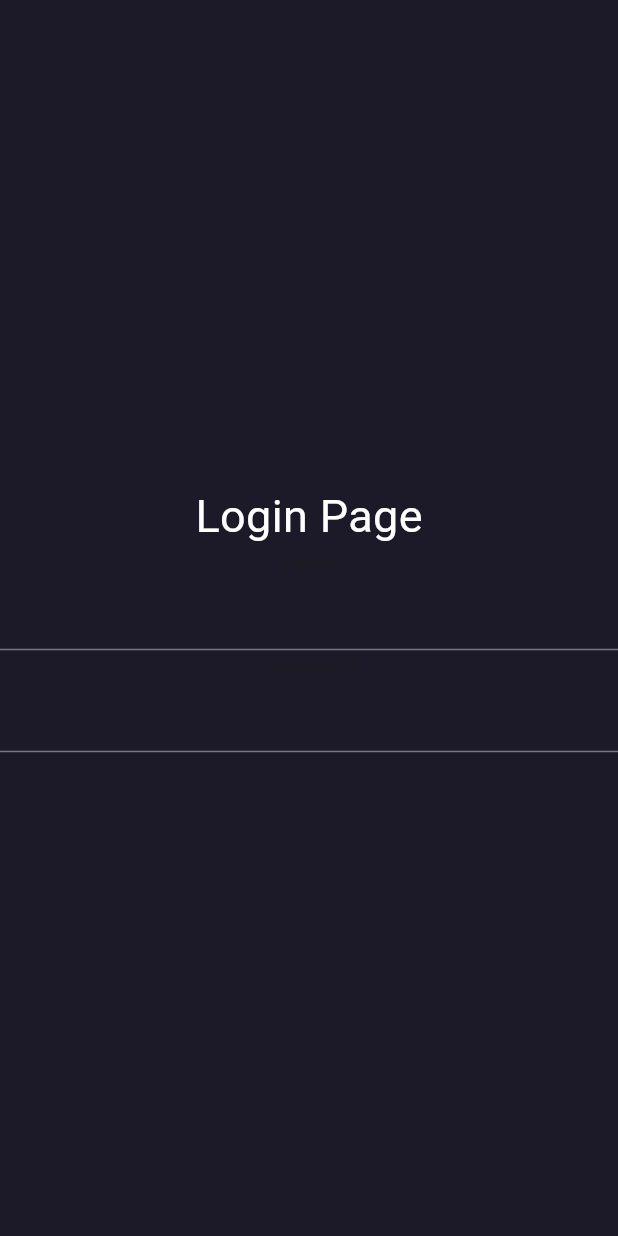
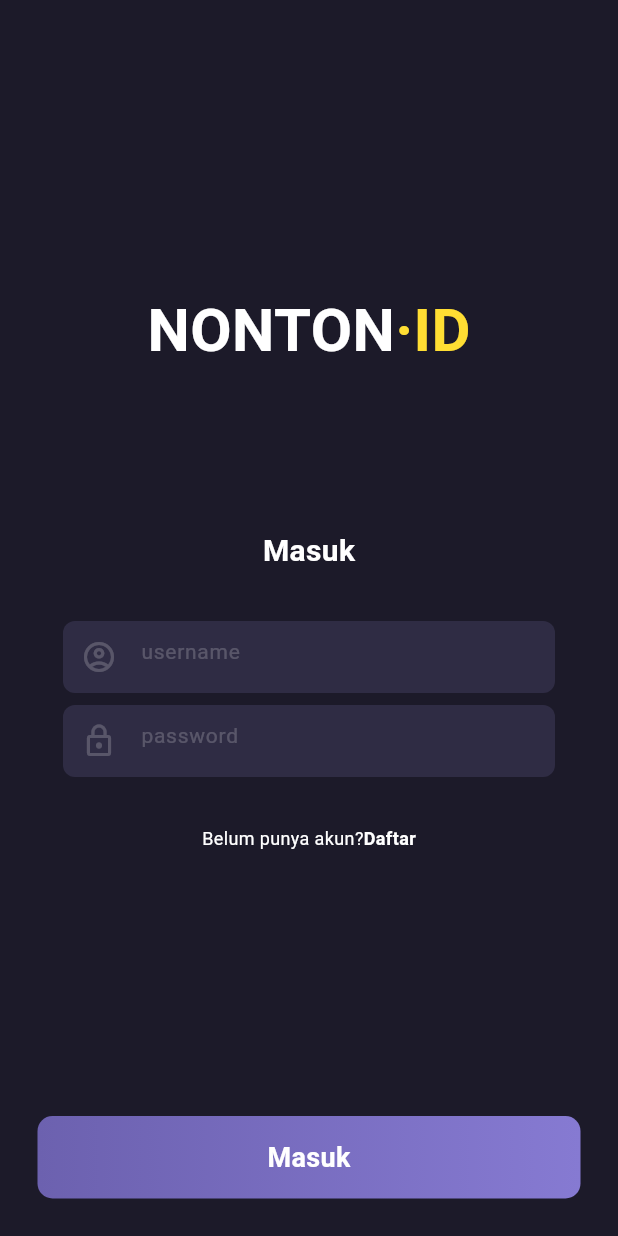
Before and after one commit to IzraelAA/final_project_edspert, a Flutter app: the LoginPage screen opened directly, on a phone screen of 412 x 824 dp. Run offline on Flutter 3.47's test engine with Material 3 defaults, Android fonts, the phone set to English and light mode, and no system bars.

```diff
--- a/lib/screen/login_page.dart
+++ b/lib/screen/login_page.dart
@@ -8,26 +8,135 @@ class LoginPage extends StatelessWidget {
   @override
   Widget build(BuildContext context) {
     return Scaffold(
-      body: Column(
-        mainAxisAlignment: MainAxisAlignment.center,
-        crossAxisAlignment: CrossAxisAlignment.center,
-        children: [
-          InkWell(
-            onTap: () {},
-            child: const Text(
-              'Login Page',
-              style: TextStyle(color: Colors.white, fontSize: 30),
+      body: SafeArea(
+        child: Stack(
+          children: [
+            SingleChildScrollView(
+              child: Column(
+                mainAxisAlignment: MainAxisAlignment.start,
+                crossAxisAlignment: CrossAxisAlignment.center,
+                children: [
+                  const SizedBox(
+                    height: 192,
+                  ),
+                  const Row(
+                    mainAxisAlignment: MainAxisAlignment.center,
+                    children: [
+                      Text(
+                        "NONTON",
+                        style: TextStyle(
+                            color: Colors.white,
+                            fontSize: 40,
+                            fontWeight: FontWeight.w700),
+                      ),
+                      Text(
+                        "·ID",
+                        style: TextStyle(
+                            color: Color(0xffFFDE33),
+                            fontSize: 40,
+                            fontWeight: FontWeight.w700),
+                      ),
+                    ],
+                  ),
+                  const SizedBox(
+                    height: 104,
+                  ),
+                  const Text(
+                    "Masuk",
+                    style: TextStyle(
+                      color: Colors.white,
+                      fontSize: 20,
+                      fontWeight: FontWeight.w700,
+                    ),
+                  ),
+                  const SizedBox(
+                    height: 32,
+                  ),
+                  _textField("username", Icons.account_circle_outlined),
+                  const SizedBox(
+                    height: 8,
+                  ),
+                  _textField("password", Icons.lock_outline),
+                  const SizedBox(
+                    height: 32,
+                  ),
+                  const Row(
+                    mainAxisAlignment: MainAxisAlignment.center,
+                    children: [
+                      Text("Belum punya akun?",
+                          style: TextStyle(
+                            color: Colors.white,
+                            fontSize: 12,
+                            fontWeight: FontWeight.w400,
+                          )),
+                      Text("Daftar",
+                          style: TextStyle(
+                            color: Colors.white,
+                            fontSize: 12,
+                            fontWeight: FontWeight.w700,
+                          )),
+                    ],
+                  ),
+                  const SizedBox(
+                    height: 120,
+                  ),
+                ],
+              ),
             ),
+
+            Align(
+              alignment: Alignment.bottomCenter,
+              child: Container(
+                width: double.infinity,
+                height: 55,
+                margin: const EdgeInsets.symmetric(horizontal: 25,vertical: 25),
+                padding: const EdgeInsets.symmetric(vertical: 15),
+                decoration: BoxDecoration(
+                    borderRadius: BorderRadius.circular(10),
+                    gradient: const LinearGradient(colors: [
+                      Color(0xff6C61AF),
+                      Color(0xff867AD2),
+                    ])),
+                child: const Center(
+                  child: Text(
+                    "Masuk",
+                    style: TextStyle(
+                        color: Colors.white,
+                        fontSize: 18,
+                        fontWeight: FontWeight.w600),
+                  ),
+                ),
+              ),
+            ),
+          ],
+        ),
+      ),
+    );
+  }
+  Widget _textField(String hintText,IconData icon){
+    return Container(
+      margin: const EdgeInsets.symmetric(horizontal: 42),
+      decoration: BoxDecoration(
+        color: const Color(0xff2F2C44),
+        borderRadius: BorderRadius.circular(8),
+      ),
+      child: TextField(
+        onChanged: (String value) {},
+        decoration: InputDecoration(
+          hintText: hintText,
+          hintStyle: TextStyle(
+            color: Colors.white.withOpacity(0.2),
+            fontSize: 14,
+            fontWeight: FontWeight.w400,
           ),
-          Text("name"),
-          TextField(
-            onChanged: (value) {},
+          prefixIcon: Icon(
+            icon,
+            color: Colors.white.withOpacity(0.2),
           ),
-          Text("password"),
-          TextField(
-            onChanged: (value) {},
-          ),
-        ],
+          disabledBorder: InputBorder.none,
+          enabledBorder: InputBorder.none,
+          focusedBorder: InputBorder.none,
+        ),
       ),
     );
   }
--- a/lib/screen/splash_screen.dart
+++ b/lib/screen/splash_screen.dart
@@ -1,3 +1,4 @@
+import 'package:final_project_edspert/screen/login_page.dart';
 import 'package:flutter/material.dart';
 
 class SplashScreen extends StatefulWidget {
@@ -11,10 +12,10 @@ class _SplashScreenState extends State<SplashScreen> {
   @override
   void initState() {
     super.initState();
-    // Future.delayed(const Duration(seconds: 2), () {
-    //   Navigator.push(
-    //       context, MaterialPageRoute(builder: (context) => const LoginPage()));
-    // });
+    Future.delayed(const Duration(seconds: 4), () {
+      Navigator.of(context)
+          .push(MaterialPageRoute(builder: (context) => const LoginPage()));
+    });
   }
 
   @override
```
